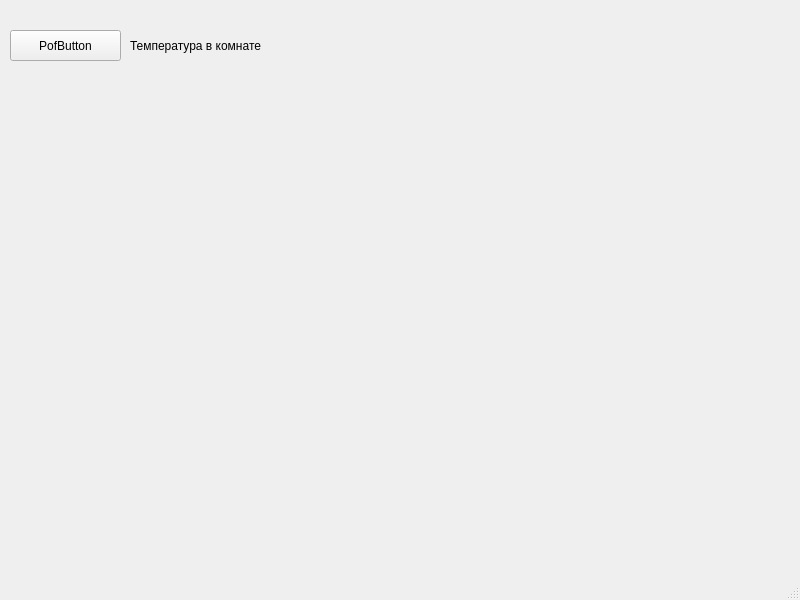
First picture: the form in mainwindow.ui, repository RLOVD/Nixie_app, before the edit.
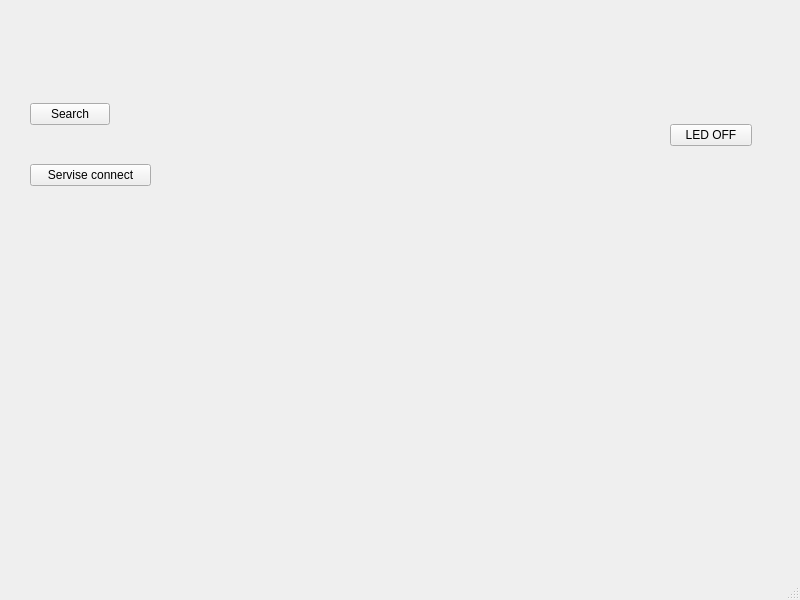
Second picture: the form after the edit.

The edit to the form file:
```diff
--- a/mainwindow.ui
+++ b/mainwindow.ui
@@ -26,46 +26,59 @@
    <string>Приложение Nixe часов</string>
   </property>
   <widget class="QWidget" name="centralwidget">
-   <widget class="QLabel" name="label">
-    <property name="enabled">
-     <bool>true</bool>
+   <widget class="QWidget" name="verticalLayoutWidget">
+    <property name="geometry">
+     <rect>
+      <x>30</x>
+      <y>70</y>
+      <width>121</width>
+      <height>151</height>
+     </rect>
     </property>
+    <layout class="QVBoxLayout" name="verticalLayout">
+     <item>
+      <widget class="QPushButton" name="pushButton">
+       <property name="sizePolicy">
+        <sizepolicy hsizetype="Fixed" vsizetype="Fixed">
+         <horstretch>0</horstretch>
+         <verstretch>0</verstretch>
+        </sizepolicy>
+       </property>
+       <property name="text">
+        <string>Search</string>
+       </property>
+      </widget>
+     </item>
+     <item>
+      <widget class="QPushButton" name="pushButton_2">
+       <property name="text">
+        <string>Servise connect</string>
+       </property>
+      </widget>
+     </item>
+    </layout>
+   </widget>
+   <widget class="QWidget" name="verticalLayoutWidget_2">
     <property name="geometry">
      <rect>
-      <x>130</x>
-      <y>0</y>
-      <width>201</width>
+      <x>670</x>
+      <y>90</y>
+      <width>82</width>
       <height>91</height>
      </rect>
     </property>
-    <property name="minimumSize">
-     <size>
-      <width>131</width>
-      <height>0</height>
-     </size>
-    </property>
-    <property name="text">
-     <string>Температура в комнате</string>
-    </property>
-   </widget>
-   <widget class="QPushButton" name="pushButton">
-    <property name="geometry">
-     <rect>
-      <x>10</x>
-      <y>30</y>
-      <width>111</width>
-      <height>31</height>
-     </rect>
-    </property>
-    <property name="sizePolicy">
-     <sizepolicy hsizetype="Fixed" vsizetype="Fixed">
-      <horstretch>0</horstretch>
-      <verstretch>0</verstretch>
-     </sizepolicy>
-    </property>
-    <property name="text">
-     <string>PofButton</string>
-    </property>
+    <layout class="QVBoxLayout" name="verticalLayout_2">
+     <item>
+      <widget class="QPushButton" name="led_button">
+       <property name="enabled">
+        <bool>true</bool>
+       </property>
+       <property name="text">
+        <string>LED OFF</string>
+       </property>
+      </widget>
+     </item>
+    </layout>
    </widget>
   </widget>
   <widget class="QMenuBar" name="menubar">
```
Left out of the diff: 2 changed lines with no effect on the pictures.
